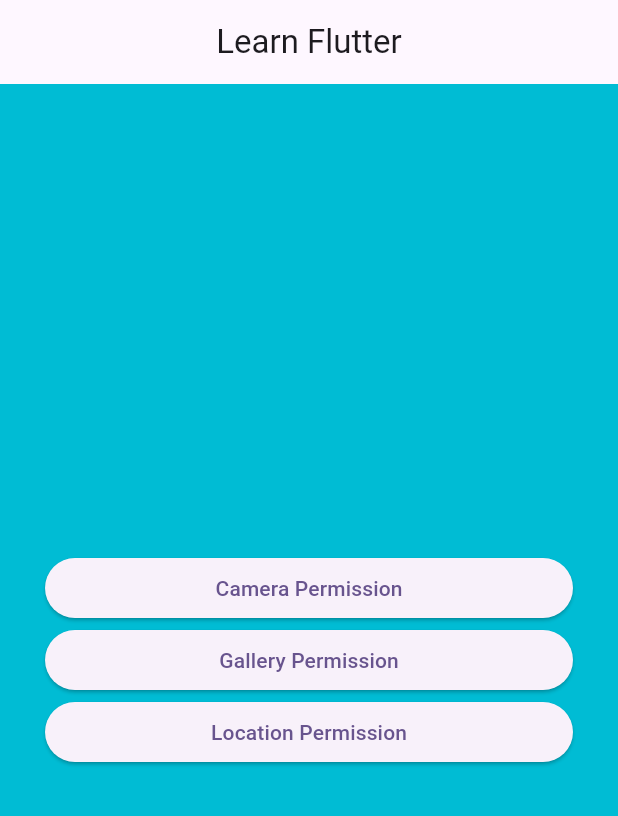
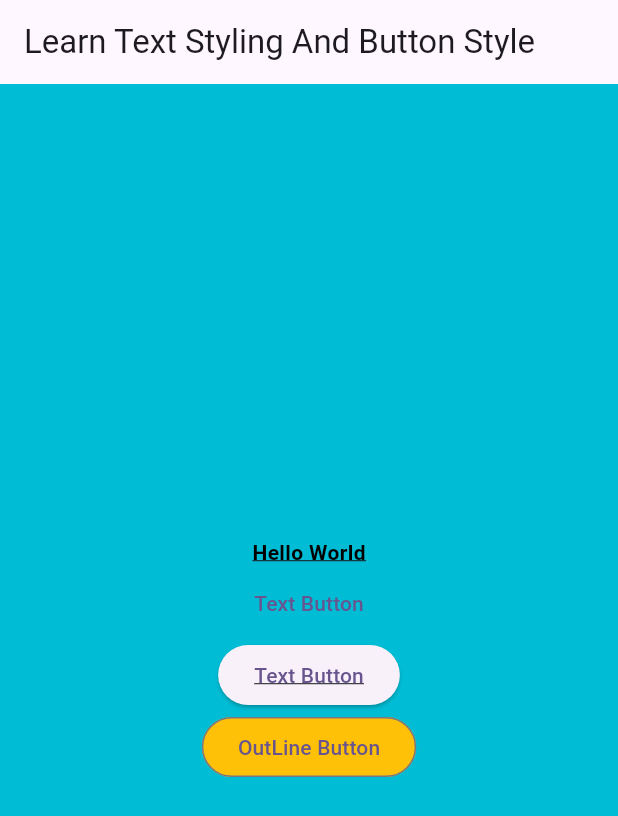
Before and after one commit to shamsshykh/learnflutter, a Flutter app: the screen it shows after launch, on a phone screen of 412 x 824 dp. Shown: the top 816 px of the screen. Run offline on Flutter 3.47's test engine with Material 3 defaults, Android fonts, the phone set to English and light mode, and no system bars; our stand-ins replace fluttertoast, permission_handler.

Commit message:
text styling and button types

```diff
--- a/lib/main.dart
+++ b/lib/main.dart
@@ -1,4 +1,5 @@
 import 'package:flutter/material.dart';
+import 'package:learnflutter/screen/HomeScreen.dart';
 import 'package:learnflutter/screen/UserPermission.dart';
 
 void main() {
@@ -18,7 +19,7 @@ class MyApp extends StatelessWidget {
         colorScheme: ColorScheme.fromSeed(seedColor: Colors.deepPurple),
       ),
      // home: const UserPermission(),
-      home: const UserPermission(),
+      home: const HomeScreen(),
     );
   }
 }
--- /dev/null
+++ b/lib/screen/HomeScreen.dart
@@ -0,0 +1,41 @@
+import 'package:flutter/material.dart';
+import 'package:fluttertoast/fluttertoast.dart';
+
+class HomeScreen extends StatelessWidget {
+  const HomeScreen({super.key});
+
+  @override
+  Widget build(BuildContext context) {
+    return Scaffold(
+      backgroundColor: Colors.cyan,
+      appBar: AppBar(title: Text("Learn Text Styling And Button Style")),
+      body: Center(
+        child: Column(
+          mainAxisAlignment: MainAxisAlignment.center,
+          children: [
+            Text(
+              "Hello World",
+              style: TextStyle(
+                color: Colors.black,
+                decoration: TextDecoration.underline,
+                fontSize: 14,
+                fontWeight: FontWeight.bold,
+              ),
+            ),
+            TextButton(
+              onPressed: () {
+                Fluttertoast.showToast(msg: "Button Click");
+              },
+              child: Text("Text Button"),
+              onLongPress: () {
+                Fluttertoast.showToast(msg: "Button long Click");
+              },
+            ),
+            ElevatedButton(onPressed: () {}, child: Text("Text Button", style: TextStyle(decoration: TextDecoration.underline))),
+            OutlinedButton(onPressed: (){}, style: ButtonStyle(backgroundColor: WidgetStatePropertyAll(Colors.amber)), child: Text("OutLine Button"))
+          ],
+        ),
+      ),
+    );
+  }
+}
```
